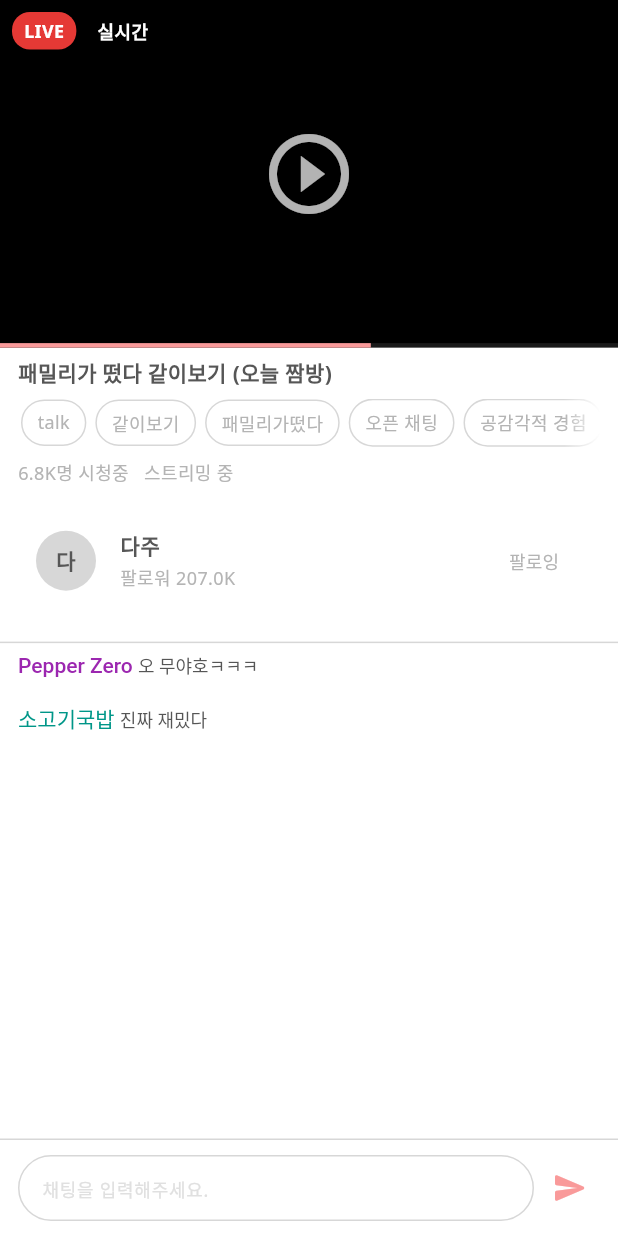
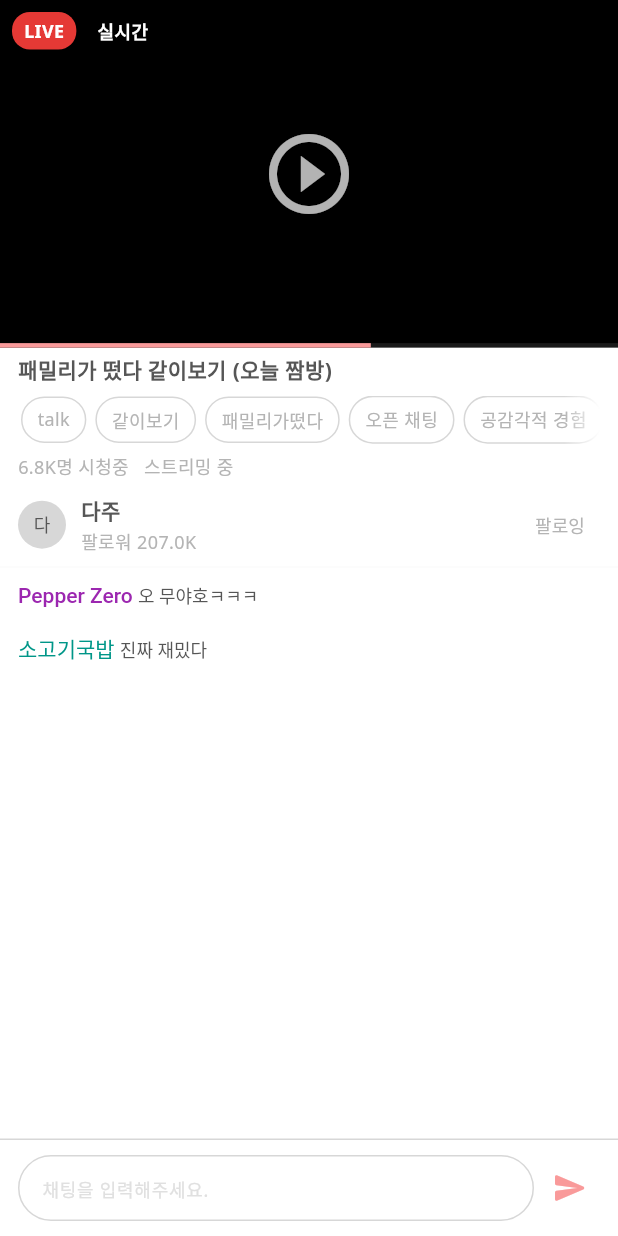
Before and after one commit to green-laviu/laviu-flutter, a Flutter app: the LiveWatchPage screen opened directly with empty values, on a phone screen of 412 x 824 dp. Run offline on Flutter 3.47's test engine with Material 3 defaults, Android fonts, the phone set to English and light mode, and no system bars; our stand-ins replace dio, flutter_dotenv, flutter_riverpod, flutter_secure_storage, flutter_svg, google_fonts and 1 more; accounts and stored records are empty.

Commit message:
라이브 시청자 화면 그리기 완료

```diff
--- a/lib/ui/pages/live/watch_page/live_watch_page.dart
+++ b/lib/ui/pages/live/watch_page/live_watch_page.dart
@@ -256,7 +256,7 @@ class _HeaderSection extends StatelessWidget {
       children: [
         // 제목/칩/통계
         Padding(
-          padding: const EdgeInsets.fromLTRB(12, 6, 12, 4),
+          padding: const EdgeInsets.fromLTRB(12, 4, 12, 2),
 
           child: Column(
             crossAxisAlignment: CrossAxisAlignment.start,
@@ -275,7 +275,7 @@ class _HeaderSection extends StatelessWidget {
                 ],
               ),
 
-              const SizedBox(height: 6),
+              const SizedBox(height: 4),
               Row(
                 children: [
                   Text(
@@ -296,31 +296,55 @@ class _HeaderSection extends StatelessWidget {
         // 채널 카드
         Padding(
           padding: const EdgeInsets.symmetric(horizontal: 12),
-          child: Card(
-            margin: EdgeInsets.zero,
-            elevation: 0,
-            color: MColors.white,
-            shape: const RoundedRectangleBorder(
-              borderRadius: BorderRadius.zero,
+          child: SizedBox(
+            height: 56, // compact
+            child: Row(
+              children: [
+                // 아바타 (작게)
+                CircleAvatar(
+                  radius: 16,
+                  backgroundColor: MColors.lineNormal,
+                  child: Text(
+                    info.channelName.isEmpty
+                        ? '?'
+                        : String.fromCharCode(
+                            info.channelName.runes.first,
+                          ).toUpperCase(),
+                    style: MText.label2Medium(color: MColors.textNeutral),
                   ),
-            child: ListTile(
-              contentPadding: const EdgeInsets.symmetric(
-                horizontal: 12,
-                vertical: 10,
                 ),
-              leading: _AvatarFallback(name: info.channelName),
-              title: Text(
+                const SizedBox(width: 10),
+
+                // 채널명 + 팔로워
+                Expanded(
+                  child: Column(
+                    mainAxisAlignment: MainAxisAlignment.center,
+                    crossAxisAlignment: CrossAxisAlignment.start,
+                    children: [
+                      Text(
                         info.channelName,
                         style: MText.label1SemiBold(color: MColors.textNeutral),
                         maxLines: 1,
                         overflow: TextOverflow.ellipsis,
                       ),
-              subtitle: Text(
+                      const SizedBox(height: 2),
+                      Text(
                         '팔로워 ${_compact(info.channelFollowerCount)}',
                         style: MText.caption(color: MColors.textAlternative),
+                        maxLines: 1,
+                        overflow: TextOverflow.ellipsis,
                       ),
-              trailing: TextButton(
+                    ],
+                  ),
+                ),
+
+                // 팔로우 버튼 (미니)
+                TextButton(
                   onPressed: () {},
+                  style: TextButton.styleFrom(
+                    minimumSize: const Size(0, 32),
+                    padding: const EdgeInsets.symmetric(horizontal: 10),
+                  ),
                   child: Text(
                     info.channelIsFollowing ? '팔로잉' : '팔로우',
                     style: MText.label2Medium(
@@ -330,12 +354,17 @@ class _HeaderSection extends StatelessWidget {
                     ),
                   ),
                 ),
+              ],
             ),
           ),
         ),
 
-        const SizedBox(height: 8),
-        const Divider(height: 1),
+        Divider(
+          height: 0.5,
+          thickness: 0.5,
+          color: MColors.lineNormal.withOpacity(0.18),
+        ),
+        const SizedBox(height: 4),
       ],
     );
   }
@@ -480,6 +509,79 @@ class _TagStrip extends StatelessWidget {
   }
 }
 
+class _ChannelCompactRow extends StatelessWidget {
+  final _LiveMock info;
+  const _ChannelCompactRow({required this.info});
+
+  @override
+  Widget build(BuildContext context) {
+    return Padding(
+      padding: const EdgeInsets.symmetric(horizontal: 12),
+      child: SizedBox(
+        height: 56, // ✅ 컴팩트 높이
+        child: Row(
+          children: [
+            // 아바타 더 작게
+            CircleAvatar(
+              radius: 16, // 20 -> 16
+              backgroundColor: MColors.lineNormal,
+              child: Text(
+                info.channelName.isEmpty
+                    ? '?'
+                    : String.fromCharCode(
+                        info.channelName.runes.first,
+                      ).toUpperCase(),
+                style: MText.label2Medium(color: MColors.textNeutral),
+              ),
+            ),
+            const SizedBox(width: 10),
+
+            // 이름 + 팔로워 (작게)
+            Expanded(
+              child: Column(
+                mainAxisAlignment: MainAxisAlignment.center,
+                crossAxisAlignment: CrossAxisAlignment.start,
+                children: [
+                  Text(
+                    info.channelName,
+                    style: MText.label1SemiBold(color: MColors.textNeutral),
+                    maxLines: 1,
+                    overflow: TextOverflow.ellipsis,
+                  ),
+                  const SizedBox(height: 2),
+                  Text(
+                    '팔로워 ${_compact(info.channelFollowerCount)}',
+                    style: MText.caption(color: MColors.textAlternative),
+                    maxLines: 1,
+                    overflow: TextOverflow.ellipsis,
+                  ),
+                ],
+              ),
+            ),
+
+            // 팔로우 버튼 (미니)
+            TextButton(
+              onPressed: () {},
+              style: TextButton.styleFrom(
+                minimumSize: const Size(0, 32), // ✅ 낮은 높이
+                padding: const EdgeInsets.symmetric(horizontal: 10),
+              ),
+              child: Text(
+                info.channelIsFollowing ? '팔로잉' : '팔로우',
+                style: MText.label2Medium(
+                  color: info.channelIsFollowing
+                      ? MColors.textAlternative
+                      : MColors.primaryStrong,
+                ),
+              ),
+            ),
+          ],
+        ),
+      ),
+    );
+  }
+}
+
 Color _nameColor(String name) {
   final code = name.codeUnits.fold<int>(0, (p, e) => (p + e) & 0xFF);
   final palette = [
```
Lines whose indentation alone changed are shown as unchanged.
